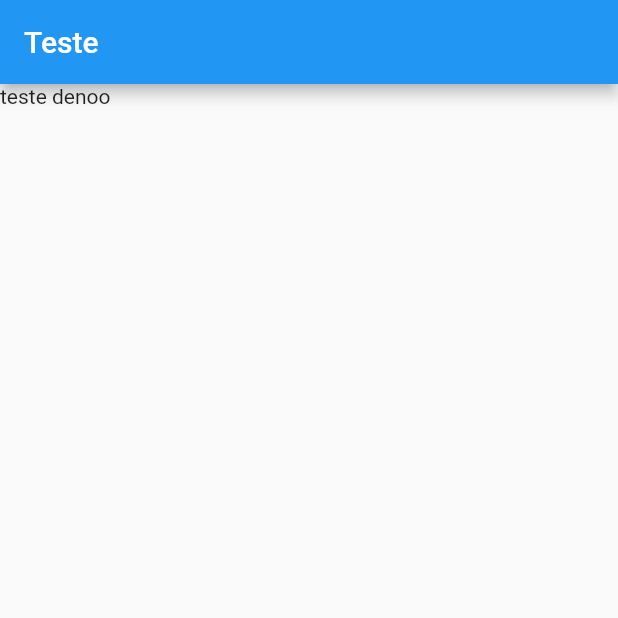
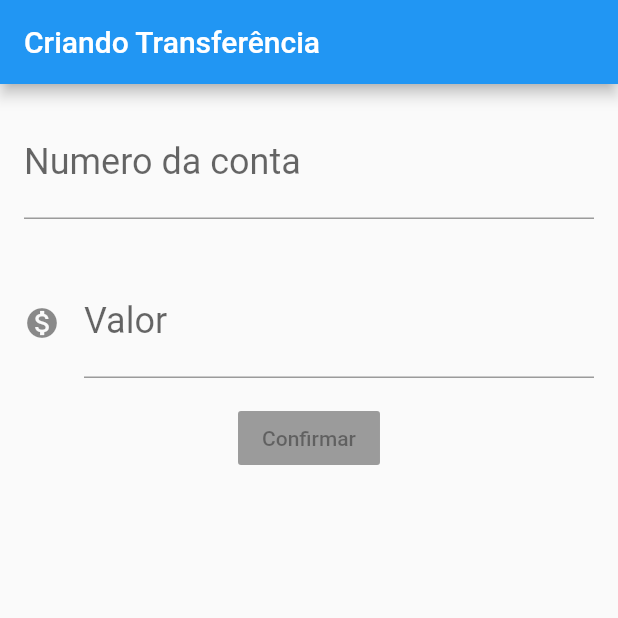
Before and after one commit to dieinimymaganha/course_flutter, a Flutter app: the screen it shows after launch, on a phone screen of 412 x 824 dp, the top half of it. Run offline on Flutter 3.47's test engine with Material 2 defaults, Android fonts, the phone set to English and light mode, and no system bars.

Commit message:
Criando formulário para transferência

```diff
--- a/bytebank/lib/main.dart
+++ b/bytebank/lib/main.dart
@@ -18,9 +18,38 @@ class FormularioTransferencia extends StatelessWidget {
   Widget build(BuildContext context) {
     return Scaffold(
         appBar: AppBar(
-          title: Text("Teste"),
+          title: Text("Criando Transferência"),
         ),
-        body: Text('teste denoo'));
+        body: Column(
+          children: <Widget>[
+            Padding(
+              padding: const EdgeInsets.all(16.0),
+              child: TextField(
+                style: TextStyle(fontSize: 24.0),
+                decoration: InputDecoration(
+                  labelText: 'Numero da conta',
+                  hintText: '000',
+                ),
+                keyboardType: TextInputType.number,
+              ),
+            ),
+            Padding(
+              padding: const EdgeInsets.all(16.0),
+              child: TextField(
+                style: TextStyle(fontSize: 24.0),
+                decoration: InputDecoration(
+                  icon: Icon(Icons.monetization_on),
+                  labelText: 'Valor',
+                  hintText: '0.00',
+                ),
+                keyboardType: TextInputType.number,
+              ),
+            ),
+            RaisedButton(
+              child: Text('Confirmar'),
+            ),
+          ],
+        ));
   }
 }
 
```
